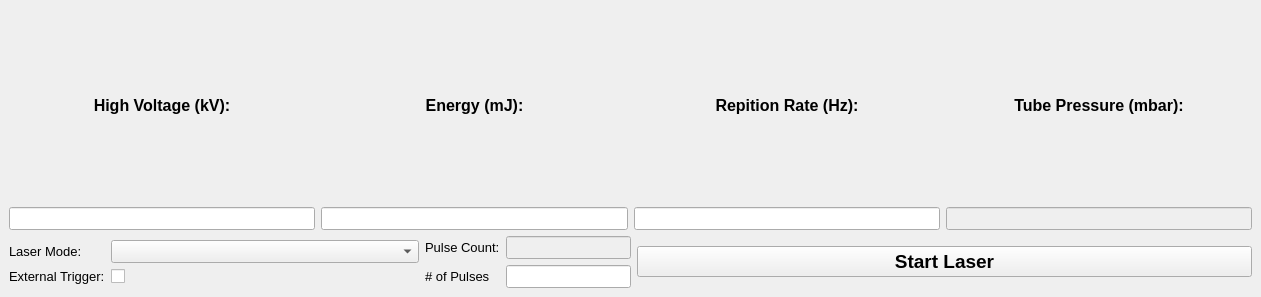
This is src/ui/docked_laser_status_control.ui in ibrummel/PLD-Laser-Brain as Qt 5 draws it before an edit. The edited form follows.
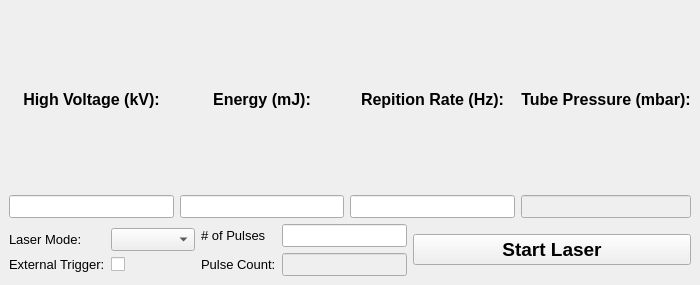
This is the edited form. Icons and pictures are not drawn.

Commit message: Updated UI files to work better on small 4:3 screens

Diff of the .ui file:
```diff
--- a/src/ui/docked_laser_status_control.ui
+++ b/src/ui/docked_laser_status_control.ui
@@ -6,20 +6,20 @@
    <rect>
     <x>0</x>
     <y>0</y>
-    <width>1261</width>
-    <height>297</height>
+    <width>700</width>
+    <height>285</height>
    </rect>
   </property>
   <property name="sizePolicy">
-   <sizepolicy hsizetype="Preferred" vsizetype="Minimum">
+   <sizepolicy hsizetype="MinimumExpanding" vsizetype="Minimum">
     <horstretch>0</horstretch>
     <verstretch>0</verstretch>
    </sizepolicy>
   </property>
   <property name="minimumSize">
    <size>
-    <width>1261</width>
-    <height>297</height>
+    <width>700</width>
+    <height>285</height>
    </size>
   </property>
   <property name="font">
@@ -197,16 +197,16 @@
       <item>
        <layout class="QFormLayout" name="formLayout">
         <property name="formAlignment">
-         <set>Qt::AlignCenter</set>
+         <set>Qt::AlignLeading|Qt::AlignLeft|Qt::AlignVCenter</set>
         </property>
-        <item row="2" column="0">
+        <item row="0" column="0">
          <widget class="QLabel" name="lbl_num_pulses">
           <property name="text">
            <string># of Pulses</string>
           </property>
          </widget>
         </item>
-        <item row="2" column="1">
+        <item row="0" column="1">
          <widget class="QLineEdit" name="line_num_pulses"/>
         </item>
         <item row="1" column="0">
```
The commit also changes 4 other files.
